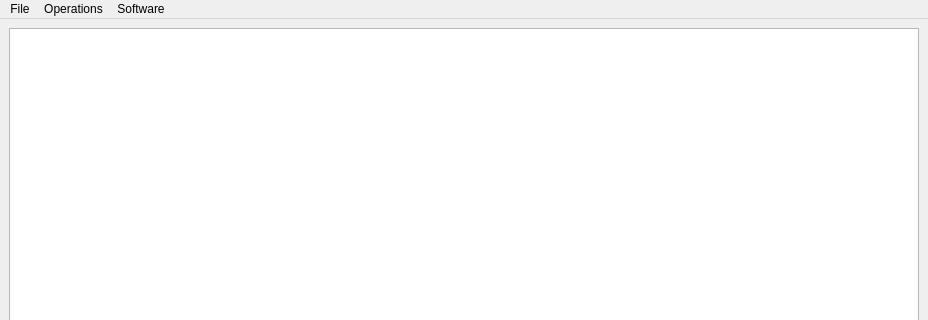
Above: datatool/gui/View.ui from scottawalton/datatool before the change; both pictures show x 0 to 928 and y 0 to 320 of the 928 by 778 pixel window. Below: the same form after it.
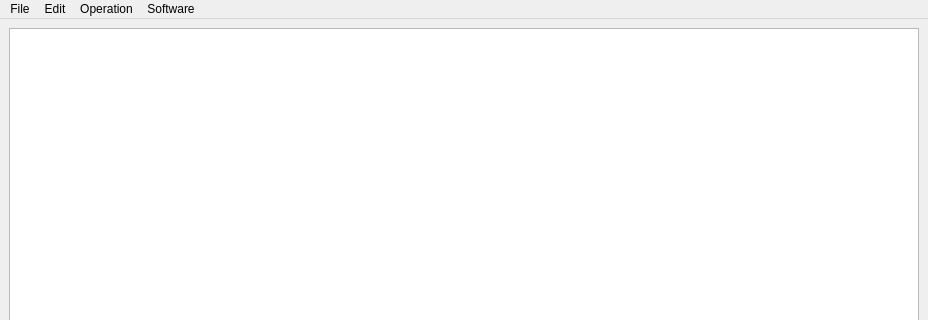
That is the form after the change.

Commit message: Refactored Ranks By Column and added Edit Menu

```diff
--- a/datatool/gui/View.ui
+++ b/datatool/gui/View.ui
@@ -76,7 +76,7 @@
    </widget>
    <widget class="QMenu" name="menuOperations">
     <property name="title">
-     <string>Operations</string>
+     <string>Operation</string>
     </property>
     <addaction name="actionClear_Whitespace"/>
     <addaction name="actionRemove_Non_Numberic"/>
@@ -93,7 +93,17 @@
     <addaction name="actionRainmaker"/>
     <addaction name="actionMindBody"/>
    </widget>
+   <widget class="QMenu" name="menuEdit">
+    <property name="title">
+     <string>Edit</string>
+    </property>
+    <addaction name="actionAdd_Row"/>
+    <addaction name="actionAdd_Column"/>
+    <addaction name="actionDelete"/>
+    <addaction name="actionDuplicate"/>
+   </widget>
    <addaction name="menuFile"/>
+   <addaction name="menuEdit"/>
    <addaction name="menuOperations"/>
    <addaction name="menuHelp"/>
   </widget>
```
Left out of the diff: 26 changed lines with no effect on the pictures. The commit also changes 3 other files.
